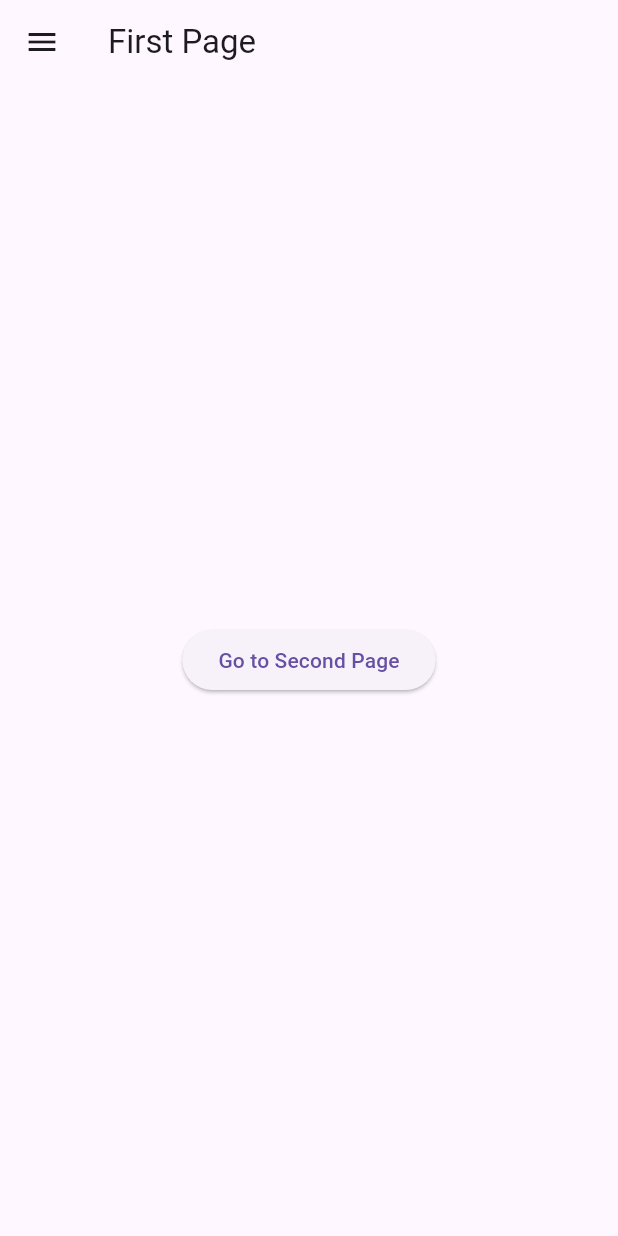
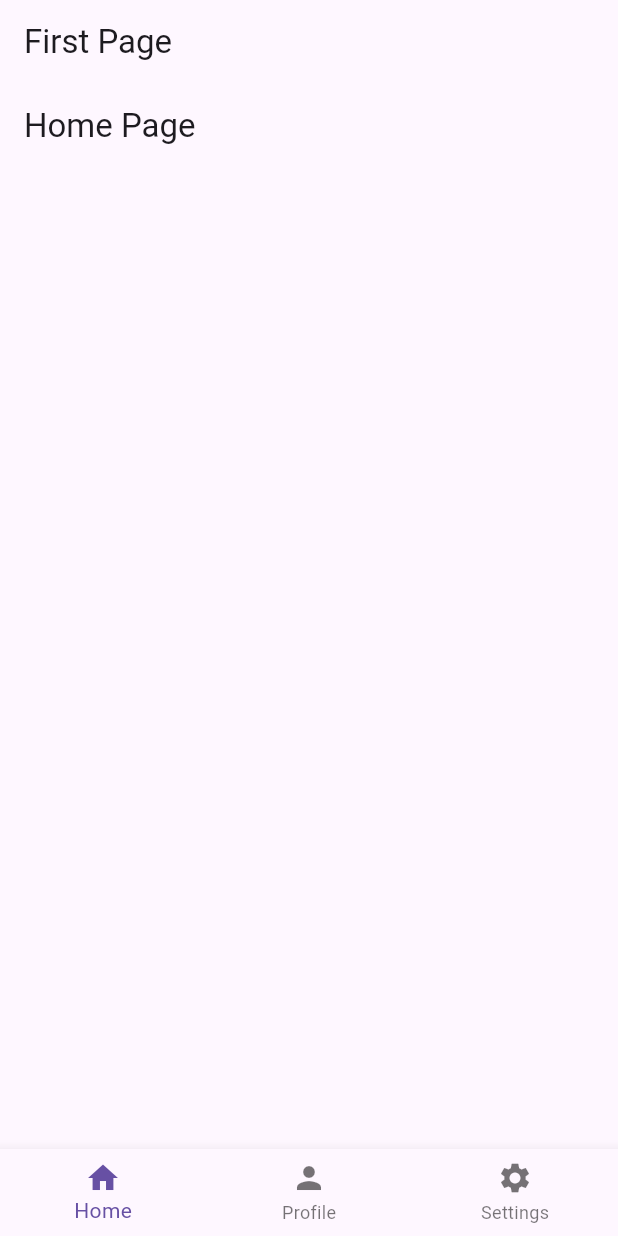
Before and after one commit to yushanwebdev/flutter-explore, a Flutter app: the screen it shows after launch, on a phone screen of 412 x 824 dp. Run offline on Flutter 3.47's test engine with Material 3 defaults, Android fonts, the phone set to English and light mode, and no system bars.

Commit message:
feat: Bottom Navigation Bar

```diff
--- a/lib/pages/first_page.dart
+++ b/lib/pages/first_page.dart
@@ -1,44 +1,57 @@
 import 'package:flutter/material.dart';
+import 'package:flutter_demo/pages/home_page.dart';
+import 'package:flutter_demo/pages/profile_page.dart';
 import 'package:flutter_demo/pages/second_page.dart';
+import 'package:flutter_demo/pages/settings_page.dart';
 
-class FirstPage extends StatelessWidget {
+class FirstPage extends StatefulWidget {
+  FirstPage({super.key});
+
+  @override
+  State<FirstPage> createState() => _FirstPageState();
+}
+
+class _FirstPageState extends State<FirstPage> {
+  void _navigationBottomBar(int index) {
+    setState(() {
+      _currentIndex = index;
+    });
+  }
+
+  int _currentIndex = 0;
+
+  List _pages = [
+    HomePage(),
+    ProfilePage(),
+    SettingsPage(),
+  ];
+
   @override
   Widget build(BuildContext context) {
     return Scaffold(
       appBar: AppBar(
         title: Text('First Page'),
       ),
-      drawer: Drawer(
-        child: ListView(
-          children: <Widget>[
-            DrawerHeader(
-                child: Icon(
-              Icons.account_circle,
-              size: 48,
-            )),
-            ListTile(
-                leading: Icon(Icons.home),
-                title: Text('Home'),
-                onTap: () => {
-                      Navigator.pop(context),
-                      Navigator.pushNamed(context, "/secondpage"),
-                    }),
-            ListTile(
-                leading: Icon(Icons.settings),
-                title: Text('Settings'),
-                onTap: () => {
-                      Navigator.pushNamed(context, "/secondpage"),
-                    }),
-          ],
-        ),
-      ),
-      body: Center(
-        child: ElevatedButton(
-          onPressed: () {
-            Navigator.pushNamed(context, '/secondpage');
-          },
-          child: Text('Go to Second Page'),
-        ),
+      body: _pages[_currentIndex],
+      bottomNavigationBar: BottomNavigationBar(
+        currentIndex: _currentIndex,
+        onTap: _navigationBottomBar,
+        items: [
+          // home
+          BottomNavigationBarItem(
+            icon: Icon(Icons.home),
+            label: 'Home',
+          ),
+
+          // profile
+          BottomNavigationBarItem(icon: Icon(Icons.person), label: 'Profile'),
+
+          // settings
+          BottomNavigationBarItem(
+            icon: Icon(Icons.settings),
+            label: 'Settings',
+          ),
+        ],
       ),
     );
   }
--- /dev/null
+++ b/lib/pages/home_page.dart
@@ -0,0 +1,14 @@
+import 'package:flutter/material.dart';
+
+class HomePage extends StatelessWidget {
+  const HomePage({super.key});
+
+  @override
+  Widget build(BuildContext context) {
+    return Scaffold(
+      appBar: AppBar(
+        title: Text('Home Page'),
+      ),
+    );
+  }
+}
--- a/lib/pages/second_page.dart
+++ b/lib/pages/second_page.dart
@@ -1,6 +1,8 @@
 import 'package:flutter/material.dart';
 
 class SecondPage extends StatelessWidget {
+  const SecondPage({super.key});
+
   @override
   Widget build(BuildContext context) {
     return Scaffold(
```
Also changed, not shown: lib/pages/profile_page.dart (added, +14 -0 lines), lib/pages/settings_page.dart (added, +14 -0 lines).
